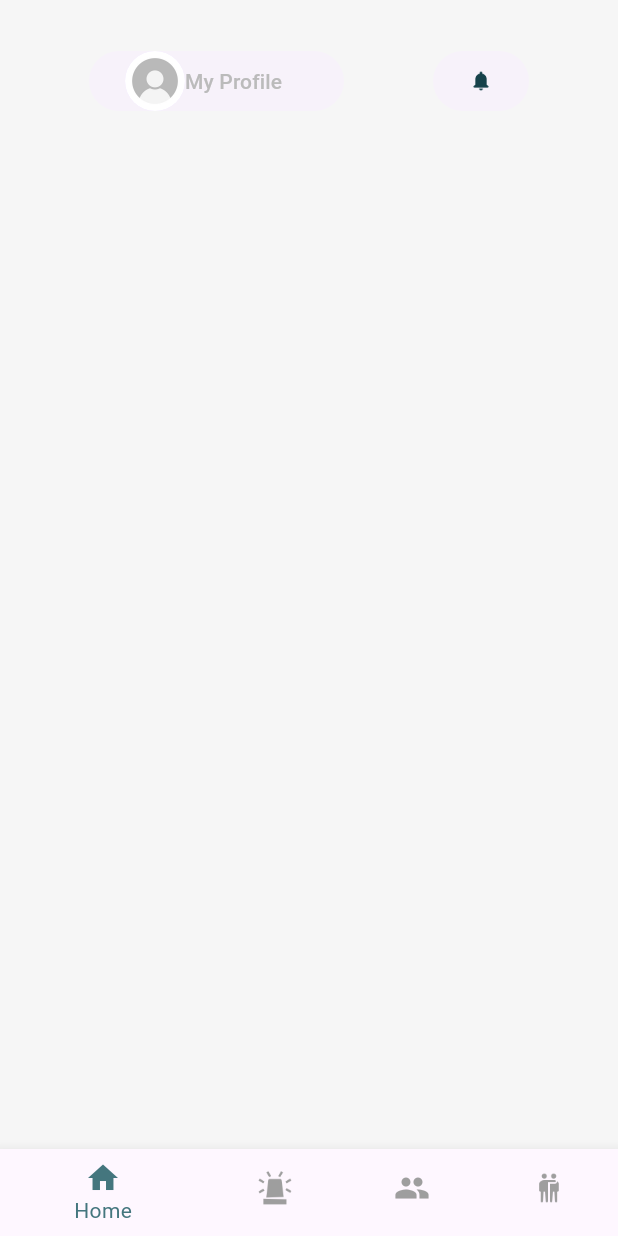
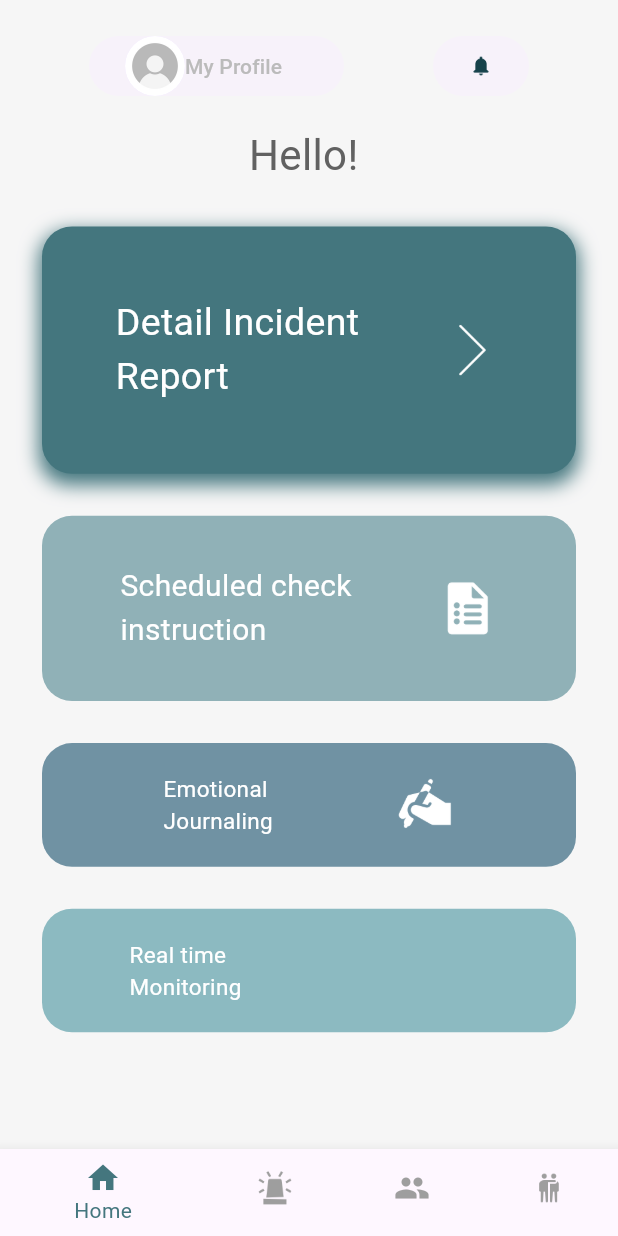
Before and after one commit to bansalritika/LSD, a Flutter app: the screen it shows after launch, on a phone screen of 412 x 824 dp. Run offline on Flutter 3.47's test engine with Material 3 defaults, Android fonts, the phone set to English and light mode, and no system bars; our stand-ins replace font_awesome_flutter; Roboto replaces fonts that are missing (Nunito Sans).

Commit message:
home page done

```diff
--- a/lib/screens/home.dart
+++ b/lib/screens/home.dart
@@ -13,7 +13,7 @@ class HomeScreen extends StatelessWidget {
         backgroundColor: const Color.fromRGBO(246, 246, 246, 10),
         body: Column(children: [
           const SizedBox(
-            height: 30,
+            height: 20,
           ),
           Row(
             mainAxisAlignment: MainAxisAlignment.spaceEvenly,
@@ -63,7 +63,160 @@ class HomeScreen extends StatelessWidget {
                     ),
                   ))
             ],
-          )
+          ),
+          const SizedBox(
+            height: 15,
+          ),
+          Text(
+            "Hello! ${/*add backend for username @ritika*/ ""}",
+            style: TextStyle(
+              fontSize: 28,
+              fontFamily: 'Nunito Sans',
+              color: Colors.grey[700],
+            ),
+          ),
+          Padding(
+            padding: const EdgeInsets.all(28.0),
+            child: InkWell(
+              onTap: () {},
+              child: Container(
+                  height: Height * 0.2,
+                  width: Width,
+                  decoration: BoxDecoration(
+                      borderRadius: BorderRadius.circular(20),
+                      color: const Color.fromRGBO(68, 118, 126, 1),
+                      boxShadow: const [
+                        BoxShadow(
+                          color: Color.fromRGBO(68, 118, 126, 1),
+                          blurRadius: 10.0,
+                          spreadRadius: 2.0,
+                          offset: Offset(0.0, 5.0),
+                        )
+                      ]),
+                  child: Row(
+                    mainAxisAlignment: MainAxisAlignment.spaceEvenly,
+                    children: [
+                      const Text(
+                        "Detail Incident \nReport",
+                        style: TextStyle(
+                          fontFamily: 'Nunito Sans',
+                          fontSize: 25,
+                          color: Colors.white,
+                        ),
+                      ),
+                      Container(
+                        height: 40,
+                        width: 40,
+                        child: Image(
+                          image: AssetImage("assets/images/iconNext.png"),
+                        ),
+                      ),
+                    ],
+                  )),
+            ),
+          ),
+          Padding(
+            padding: const EdgeInsets.fromLTRB(28, 0, 28, 0),
+            child: InkWell(
+              onTap: () {},
+              child: Container(
+                  height: Height * 0.15,
+                  width: Width,
+                  decoration: BoxDecoration(
+                    borderRadius: BorderRadius.circular(20),
+                    color: const Color.fromRGBO(144, 177, 183, 1),
+                    // boxShadow: const [
+                    //   BoxShadow(
+                    //     color: Color.fromRGBO(68, 118, 126, 1),
+                    //     blurRadius: 10.0,
+                    //     spreadRadius: 2.0,
+                    //     offset: Offset(0.0, 5.0),
+                    //   )]
+                  ),
+                  child: Row(
+                    mainAxisAlignment: MainAxisAlignment.spaceEvenly,
+                    children: [
+                      const Text(
+                        "Scheduled check \ninstruction",
+                        style: TextStyle(
+                          fontFamily: 'Nunito Sans',
+                          fontSize: 20,
+                          color: Colors.white,
+                        ),
+                      ),
+                      Container(
+                        height: 40,
+                        width: 40,
+                        child: const Image(
+                          image: AssetImage("assets/images/report.png"),
+                        ),
+                      ),
+                    ],
+                  )),
+            ),
+          ),
+          Padding(
+            padding: const EdgeInsets.all(28.0),
+            child: InkWell(
+              onTap: () {},
+              child: Container(
+                  height: Height * 0.1,
+                  width: Width,
+                  decoration: BoxDecoration(
+                    borderRadius: BorderRadius.circular(20),
+                    color: const Color.fromRGBO(112, 146, 163, 1),
+                  ),
+                  child: Row(
+                    mainAxisAlignment: MainAxisAlignment.spaceEvenly,
+                    children: [
+                      const Text(
+                        "Emotional \nJournaling",
+                        style: TextStyle(
+                          fontFamily: 'Nunito Sans',
+                          fontSize: 15,
+                          color: Colors.white,
+                        ),
+                      ),
+                      Container(
+                        height: 40,
+                        width: 40,
+                        child: Image(
+                          image: AssetImage("assets/images/journaling.png"),
+                        ),
+                      ),
+                    ],
+                  )),
+            ),
+          ),
+          Padding(
+            padding: const EdgeInsets.fromLTRB(28, 0, 28, 0),
+            child: InkWell(
+              onTap: () {},
+              child: Container(
+                  height: Height * 0.1,
+                  width: Width,
+                  decoration: BoxDecoration(
+                    borderRadius: BorderRadius.circular(20),
+                    color: const Color.fromRGBO(140, 186, 193, 1),
+                  ),
+                  child: Row(
+                    mainAxisAlignment: MainAxisAlignment.spaceEvenly,
+                    children: [
+                      Padding(
+                        padding: EdgeInsets.only(right: Width * 0.4),
+                        child: const Text(
+                          "Real time \nMonitoring",
+                          style: TextStyle(
+                            fontFamily: 'Nunito Sans',
+                            fontSize: 15,
+                            color: Colors.white,
+                          ),
+                        ),
+                      ),
+                    ],
+                  )),
+            ),
+          ),
         ]));
   }
 }
```
Also changed, not shown: assets/images/iconNext.png (added), assets/images/journaling.png (added), assets/images/report.png (added).
